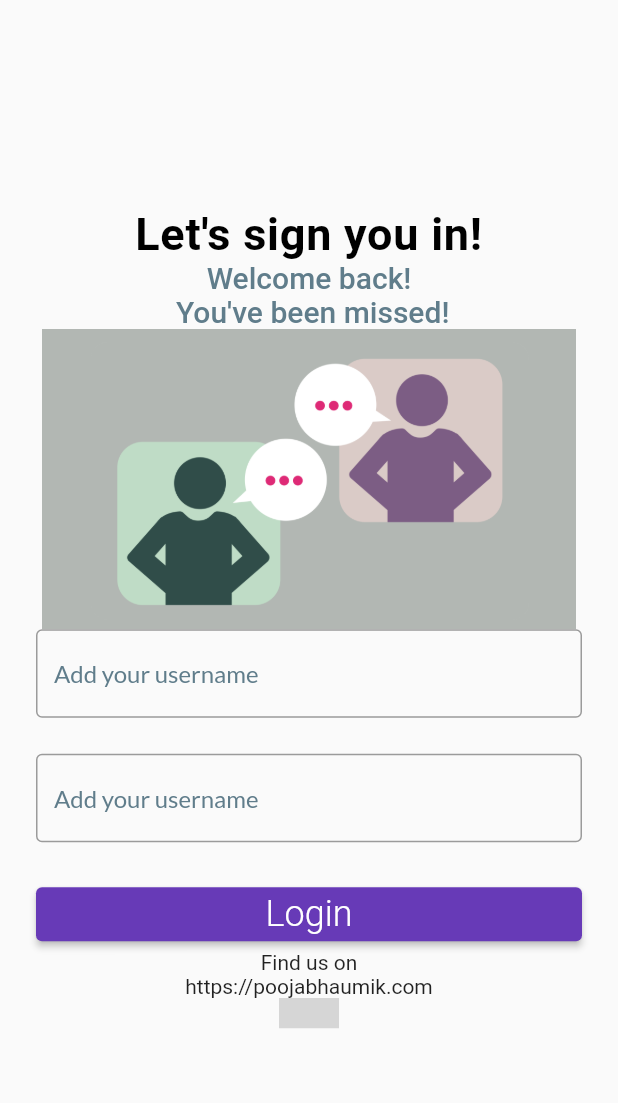
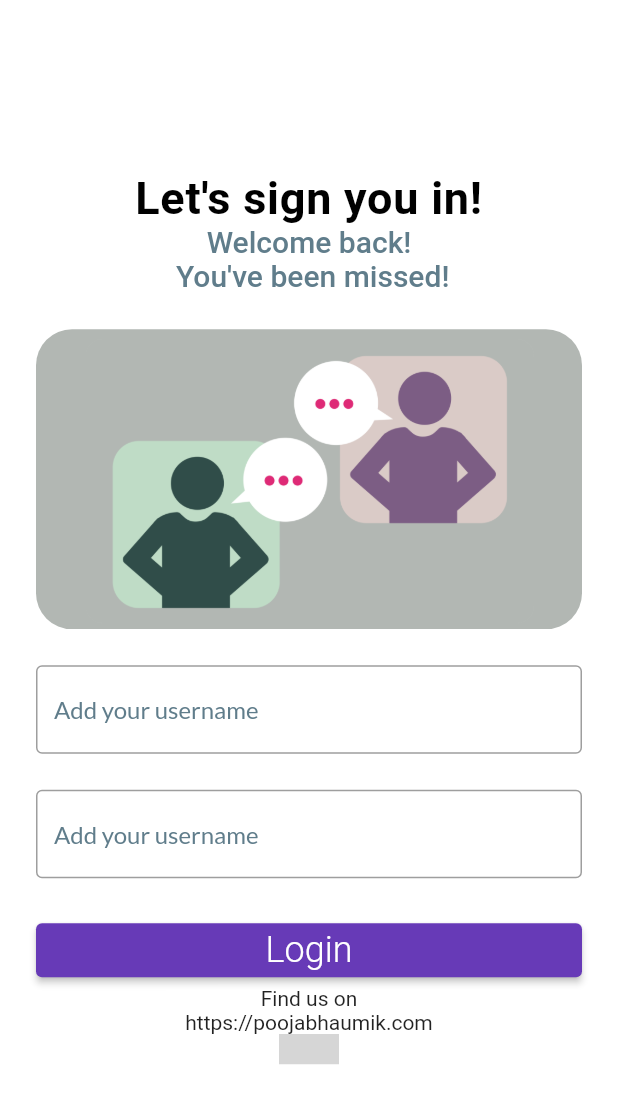
Before and after one commit to Chiongkidadi/chat_app_b, a Flutter app: the screen it shows after launch, on a phone screen of 412 x 824 dp. Shown: the top 1103 px of the screen. Run offline on Flutter 3.47's test engine with Material 2 defaults, Android fonts, the phone set to English and light mode, and no system bars; our stand-ins replace google_fonts; missing offline and left inert: social_media_buttons; grey boxes are pictures that could not be loaded.

Commit message:
Creating rounded UI elements

```diff
--- a/lib/chat_page.dart
+++ b/lib/chat_page.dart
@@ -53,6 +53,7 @@ class _ChatPageState extends State<ChatPage> {
     final username = ModalRoute.of(context)!.settings.arguments as String;
 
     return Scaffold(
+      backgroundColor: Colors.white,
       appBar: AppBar(
         backgroundColor: Colors.transparent,
         elevation: 0,
--- a/lib/login_page.dart
+++ b/lib/login_page.dart
@@ -31,6 +31,7 @@ class LoginPage extends StatelessWidget {
   @override
   Widget build(BuildContext context) {
     return Scaffold(
+      backgroundColor: Colors.white,
       body: Center(
         child: Padding(
           padding: const EdgeInsets.all(24.0),
@@ -55,10 +56,17 @@ class LoginPage extends StatelessWidget {
                     fontSize: 20,
                     color: Colors.blueGrey),
               ),
-              Image.asset(
-                'assets/illustration.png',
+              verticalSpacing(24),
+              Container(
                 height: 200,
+                width: MediaQuery.of(context).size.width,
+                decoration: BoxDecoration(
+                    image: DecorationImage(
+                        fit: BoxFit.fitWidth,
+                        image: AssetImage('assets/illustration.png')),
+                    borderRadius: BorderRadius.circular(24)),
               ),
+              verticalSpacing(24),
               Form(
                 key: _formkey,
                 child: Column(
--- a/lib/main.dart
+++ b/lib/main.dart
@@ -12,6 +12,7 @@ class ChatApp extends StatelessWidget {
     return MaterialApp(
       title: "Chat App",
       theme: ThemeData(
+          canvasColor: Colors.transparent,
           primarySwatch: Colors.deepPurple,
           appBarTheme: AppBarTheme(
               backgroundColor: Colors.blue, foregroundColor: Colors.black)),
```
Also changed, not shown: lib/widgets/chat_bubble.dart (+11 -6 lines), lib/widgets/picker_body.dart (+11 -3 lines).
